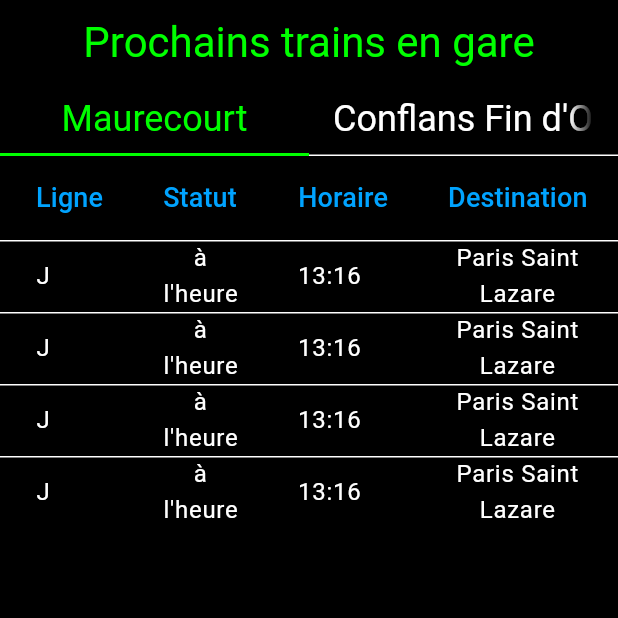
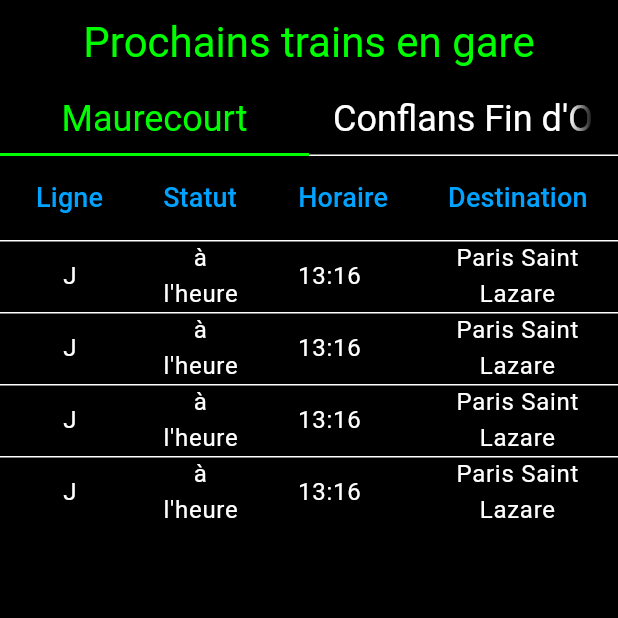
Before and after one commit to nicomahery/sncf_next_train, a Flutter app: the screen it shows after launch, on a phone screen of 412 x 824 dp, the top half of it. Run offline on Flutter 3.47's test engine with Material 3 defaults, Android fonts, the phone set to English and light mode, and no system bars; missing offline and left inert: puppeteer.

Commit message:
label corrections + cleanup

```diff
--- a/lib/pages/next_train_pages.dart
+++ b/lib/pages/next_train_pages.dart
@@ -13,7 +13,6 @@ class NextTrainPage extends StatefulWidget {
 }
 
 class _NextTrainPageState extends State<NextTrainPage> with SingleTickerProviderStateMixin {
-  int _currentIndex = 0;
   late DataService _dataService;
   late TabController _tabController;
 
@@ -28,10 +27,6 @@ class _NextTrainPageState extends State<NextTrainPage> with SingleTickerProvider
   void dispose() {
     _tabController.dispose();
     super.dispose();
-  }
-
-  void _incrementCounter() {
-    _dataService.fetchData();
   }
 
   @override
@@ -104,7 +99,7 @@ class _NextTrainPageState extends State<NextTrainPage> with SingleTickerProvider
             trips.length,
                 (int index) => DataRow(
               cells: <DataCell>[
-                DataCell(Text(trips[index].line, style: Theme.of(context).textTheme.bodyLarge)),
+                DataCell(Text('    ${trips[index].line}    ', style: Theme.of(context).textTheme.bodyLarge)),
                 DataCell(Text(trips[index].status, textAlign: TextAlign.center, style: Theme.of(context).textTheme.bodyLarge)),
                 DataCell(Text(trips[index].time, textAlign: TextAlign.center, style: Theme.of(context).textTheme.bodyLarge)),
                 DataCell(
```
